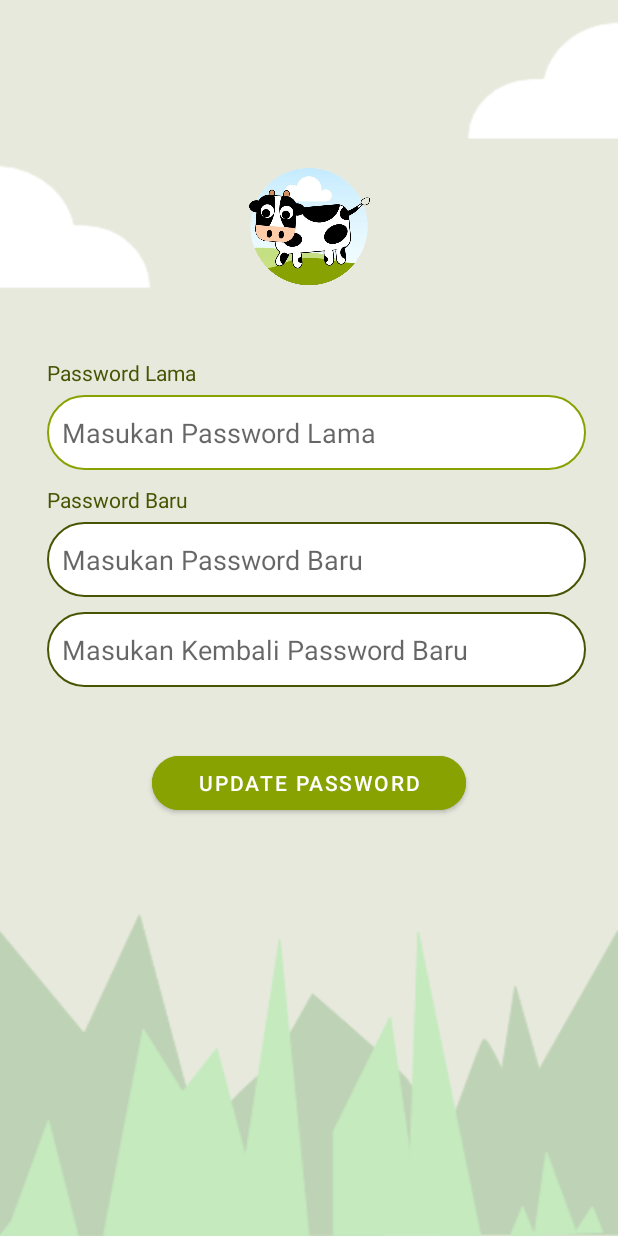
After one commit to Leo-gunadarma/Ternaku-Pemrograman_Mobile_Lanjutan, an Android app: the EditPassActivity screen opened directly, with no data from a screen before it, on a phone screen of 412 x 824 dp. The commit adds this screen. Run offline under Robolectric (Android 15) with nearby library versions, the phone set to English and light mode, and no system bars; our stand-ins replace Room's generated code; Roboto replaces fonts that are not available here.

Commit message:
Change Password

```diff
--- a/app/src/main/AndroidManifest.xml
+++ b/app/src/main/AndroidManifest.xml
@@ -9,6 +9,9 @@
         android:roundIcon="@mipmap/ic_launcher_round"
         android:supportsRtl="true"
         android:theme="@style/Theme.Ternaku">
+        <activity
+            android:name=".EditPassActivity"
+            android:exported="false" />
         <activity
             android:name=".EditProfilActivity"
             android:exported="false" />
--- /dev/null
+++ b/app/src/main/java/id/leo/ternaku/EditPassActivity.java
@@ -0,0 +1,73 @@
+package id.leo.ternaku;
+
+import androidx.appcompat.app.AppCompatActivity;
+
+import android.os.Bundle;
+import android.view.View;
+import android.widget.Button;
+import android.widget.EditText;
+import android.widget.Toast;
+
+import java.util.ArrayList;
+import java.util.List;
+
+import id.leo.ternaku.database.DatabaseHewan;
+import id.leo.ternaku.database.TabelPengguna;
+import id.leo.ternaku.helper.SessionManagement;
+
+public class EditPassActivity extends AppCompatActivity {
+
+    EditText etOldPass, etNewPass, etReNewPass;
+    Button btnUp;
+    private DatabaseHewan database;
+    List<TabelPengguna> dataPengguna = new ArrayList<>();
+
+    @Override
+    protected void onCreate(Bundle savedInstanceState) {
+        super.onCreate(savedInstanceState);
+        setContentView(R.layout.activity_edit_pass);
+
+        etOldPass   = findViewById(R.id.editTextOldPass);
+        etNewPass   = findViewById(R.id.editTextNewPass);
+        etReNewPass = findViewById(R.id.editTextReNewPass);
+        btnUp       = findViewById(R.id.buttonUpdate);
+
+        SessionManagement session = new SessionManagement(this);
+        int idPengguna = session.getId();
+
+        database     = DatabaseHewan.getDbInstance(this);
+        dataPengguna = database.daoHewan().selectPengguna(idPengguna);
+
+        btnUp.setOnClickListener(new View.OnClickListener() {
+            @Override
+            public void onClick(View v) {
+
+                String OldPass   = dataPengguna.get(0).getPasswordPengguna().trim();
+                String OldPassTy = etOldPass.getText().toString().trim();
+                String NewPass   = etNewPass.getText().toString().trim();
+                String ReNewPass = etReNewPass.getText().toString().trim();
+
+                if(OldPassTy.isEmpty() || NewPass.isEmpty() || ReNewPass.isEmpty()){
+                    Toast.makeText(EditPassActivity.this, "Lengkapi Data Terlebih Dahulu!", Toast.LENGTH_SHORT).show();
+                }else{
+                    if(OldPassTy.equals(OldPass)){
+                        if(NewPass.equals(ReNewPass)){
+                            if(OldPass.equals(NewPass)){
+                                Toast.makeText(EditPassActivity.this, "Password Lama dan Password Baru Sama!", Toast.LENGTH_SHORT).show();
+                            }else{
+                                database.daoHewan().updatePass(idPengguna,NewPass);
+                                Toast.makeText(EditPassActivity.this, "Password Berhasil Diubah!",Toast.LENGTH_SHORT).show();
+                                finish();
+                            }
+                        }else{
+                            Toast.makeText(EditPassActivity.this, "Password Baru Tidak Valid!", Toast.LENGTH_SHORT).show();
+                        }
+                    }else{
+                        Toast.makeText(EditPassActivity.this, "Password Lama Salah!"+ OldPass + OldPassTy, Toast.LENGTH_SHORT).show();
+                    }
+                }
+            }
+        });
+
+    }
+}
--- a/app/src/main/java/id/leo/ternaku/ProfilActivity.java
+++ b/app/src/main/java/id/leo/ternaku/ProfilActivity.java
@@ -20,7 +20,7 @@ public class ProfilActivity extends AppCompatActivity {
     TextView tvNama, tvEmail, tvAlamat, tvTelp;
     private DatabaseHewan database;
     List<TabelPengguna> dataPengguna = new ArrayList<>();
-    Button btnEdit;
+    Button btnEdit, btnChgPass;
     int idPengguna;
 
     @Override
@@ -33,6 +33,7 @@ public class ProfilActivity extends AppCompatActivity {
         tvAlamat    = findViewById(R.id.textViewAlamat);
         tvTelp      = findViewById(R.id.textViewTelp);
         btnEdit     = findViewById(R.id.buttonEdit);
+        btnChgPass  = findViewById(R.id.buttonResetPass);
 
         SessionManagement session = new SessionManagement(this);
         idPengguna = session.getId();
@@ -42,11 +43,18 @@ public class ProfilActivity extends AppCompatActivity {
         btnEdit.setOnClickListener(new View.OnClickListener() {
             @Override
             public void onClick(View v) {
-                Intent intent = new Intent(ProfilActivity.this, EditProfilActivity.class);
-                startActivity(intent);
+                Intent intentProf = new Intent(ProfilActivity.this, EditProfilActivity.class);
+                startActivity(intentProf);
             }
         });
 
+        btnChgPass.setOnClickListener(new View.OnClickListener() {
+            @Override
+            public void onClick(View v) {
+                Intent intentPass = new Intent(ProfilActivity.this, EditPassActivity.class);
+                startActivity(intentPass);
+            }
+        });
     }
 
     @Override
--- a/app/src/main/java/id/leo/ternaku/database/DaoHewan.java
+++ b/app/src/main/java/id/leo/ternaku/database/DaoHewan.java
@@ -53,6 +53,9 @@ public interface DaoHewan {
     @Query("UPDATE tb_pengguna SET nama_pengguna=:nama, email_pengguna=:email, alamat_pengguna=:alamat, no_telp_pengguna=:telp WHERE id=:id")
     void updatePengguna(int id, String nama, String email, String alamat, String telp);
 
+    @Query("UPDATE tb_pengguna SET password_pengguna=:pass WHERE id=:id")
+    void updatePass(int id, String pass);
+
     @Delete
     void deletePengguna(TabelPengguna tabelPengguna);
 
--- /dev/null
+++ b/app/src/main/res/layout/activity_edit_pass.xml
@@ -0,0 +1,132 @@
+<?xml version="1.0" encoding="utf-8"?>
+<androidx.constraintlayout.widget.ConstraintLayout xmlns:android="http://schemas.android.com/apk/res/android"
+    xmlns:app="http://schemas.android.com/apk/res-auto"
+    xmlns:tools="http://schemas.android.com/tools"
+    android:layout_width="match_parent"
+    android:layout_height="match_parent"
+    android:background="@drawable/home"
+    tools:context=".EditPassActivity">
+    <LinearLayout
+        android:layout_width="409dp"
+        android:layout_height="657dp"
+        android:layout_marginStart="1dp"
+        android:layout_marginTop="1dp"
+        android:layout_marginEnd="1dp"
+        android:layout_marginBottom="1dp"
+        android:orientation="vertical"
+        app:layout_constraintBottom_toBottomOf="parent"
+        app:layout_constraintEnd_toEndOf="parent"
+        app:layout_constraintStart_toStartOf="parent"
+        app:layout_constraintTop_toTopOf="parent">
+
+        <ImageView
+            android:id="@+id/imageView3"
+            android:layout_width="match_parent"
+            android:layout_height="145dp"
+            android:visibility="visible"
+            app:srcCompat="@drawable/logo_png" />
+
+        <LinearLayout
+            android:layout_width="match_parent"
+            android:layout_height="match_parent"
+            android:orientation="vertical">
+
+            <LinearLayout
+                android:layout_width="match_parent"
+                android:layout_height="wrap_content"
+                android:layout_marginTop="10dp"
+                android:orientation="vertical">
+
+                <TextView
+                    android:id="@+id/textViewOldPass"
+                    android:layout_width="match_parent"
+                    android:layout_height="wrap_content"
+                    android:layout_marginLeft="10dp"
+                    android:layout_weight="1"
+                    android:gravity="left|center_horizontal"
+                    android:paddingLeft="20dp"
+                    android:text="Password Lama"
+                    android:textColor="@color/tema_aplikasi3"
+                    android:textSize="14sp" />
+
+                <EditText
+                    android:id="@+id/editTextOldPass"
+                    android:layout_width="match_parent"
+                    android:layout_height="50dp"
+                    android:layout_marginTop="5dp"
+                    android:layout_marginLeft="30dp"
+                    android:layout_marginRight="20dp"
+                    android:layout_weight="1"
+                    android:background="@drawable/input_box"
+                    android:ems="10"
+                    android:hint="Masukan Password Lama"
+                    android:inputType="textPassword"
+                    android:paddingStart="10dp"
+                    android:paddingEnd="20dp" />
+            </LinearLayout>
+
+            <LinearLayout
+                android:layout_width="match_parent"
+                android:layout_height="wrap_content"
+                android:layout_marginTop="10dp"
+                android:orientation="vertical">
+
+                <TextView
+                    android:id="@+id/textViewNewPass"
+                    android:layout_width="match_parent"
+                    android:layout_height="wrap_content"
+                    android:layout_marginLeft="10dp"
+                    android:layout_weight="1"
+                    android:gravity="left|center_horizontal"
+                    android:paddingLeft="20dp"
+                    android:text="Password Baru"
+                    android:textColor="@color/tema_aplikasi3"
+                    android:textSize="14sp" />
+
+                <EditText
+                    android:id="@+id/editTextNewPass"
+                    android:layout_width="match_parent"
+                    android:layout_height="50dp"
+                    android:layout_marginTop="5dp"
+                    android:layout_marginLeft="30dp"
+                    android:layout_marginRight="20dp"
+                    android:layout_weight="1"
+                    android:background="@drawable/input_box"
+                    android:ems="10"
+                    android:hint="Masukan Password Baru"
+                    android:inputType="textPassword"
+                    android:paddingStart="10dp"
+                    android:paddingEnd="20dp" />
+
+                <EditText
+                    android:id="@+id/editTextReNewPass"
+                    android:layout_width="match_parent"
+                    android:layout_height="50dp"
+                    android:layout_marginTop="10dp"
+                    android:layout_marginLeft="30dp"
+                    android:layout_marginRight="20dp"
+                    android:layout_weight="1"
+                    android:background="@drawable/input_box"
+                    android:ems="10"
+                    android:hint="Masukan Kembali Password Baru"
+                    android:inputType="textPassword"
+                    android:paddingStart="10dp"
+                    android:paddingEnd="20dp" />
+            </LinearLayout>
+
+
+            <Button
+                android:id="@+id/buttonUpdate"
+                android:layout_width="match_parent"
+                android:layout_height="wrap_content"
+                android:layout_marginTop="40dp"
+                android:backgroundTint="@color/tema_aplikasi"
+                android:insetLeft="100dp"
+                android:insetRight="100dp"
+                android:text="Update Password"
+                app:cornerRadius="25dp" />
+        </LinearLayout>
+
+    </LinearLayout>
+
+</androidx.constraintlayout.widget.ConstraintLayout>
--- a/app/src/main/res/layout/activity_profil.xml
+++ b/app/src/main/res/layout/activity_profil.xml
@@ -158,6 +158,17 @@
                 android:insetRight="100dp"
                 android:text="Edit Profil"
                 app:cornerRadius="25dp" />
+
+            <Button
+                android:id="@+id/buttonResetPass"
+                android:layout_width="match_parent"
+                android:layout_height="wrap_content"
+                android:layout_marginTop="5dp"
+                android:backgroundTint="#ABABAB"
+                android:insetLeft="100dp"
+                android:insetRight="100dp"
+                android:text="Change Password"
+                app:cornerRadius="25dp" />
         </LinearLayout>
 
     </LinearLayout>
```
Also changed, not shown: 1 other file.
